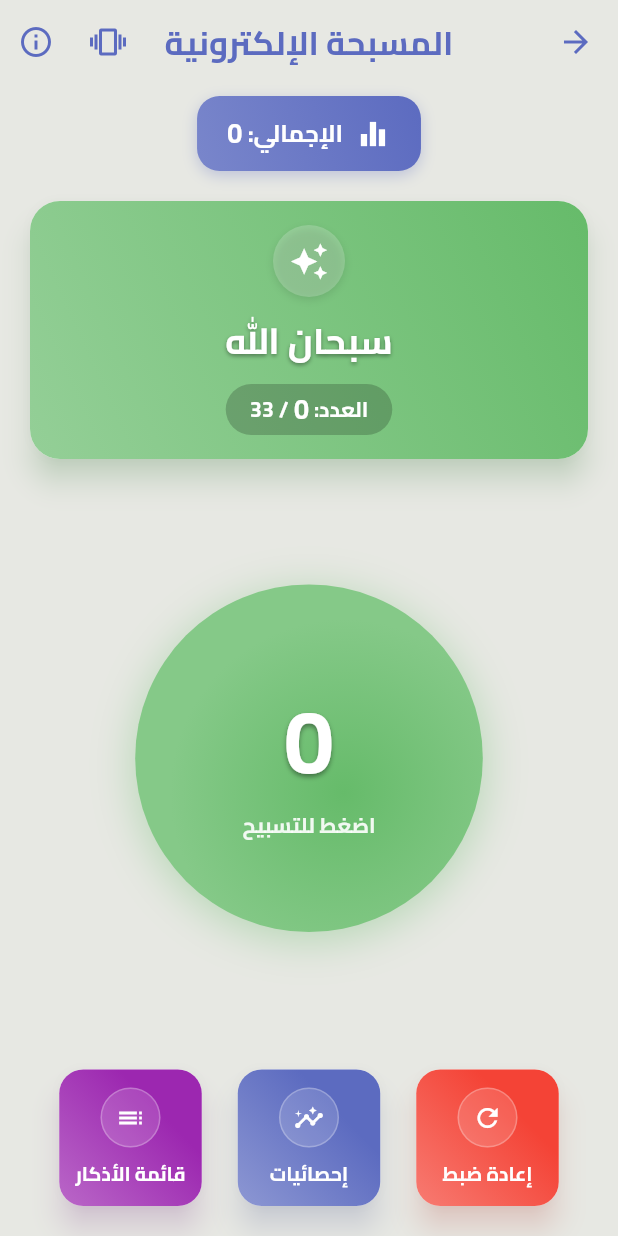
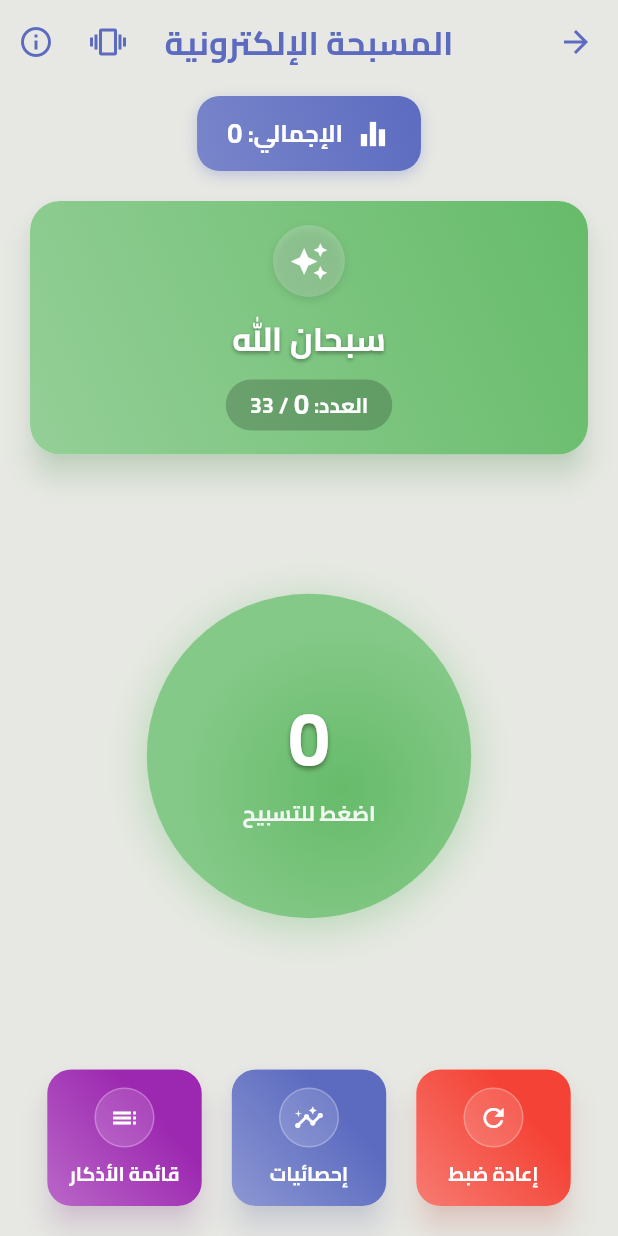
Before and after one commit to dr33awi/Tes, a Flutter app: the screen it shows after launch, after a tap on "المسبحة", on a phone screen of 412 x 824 dp. Run offline on Flutter 3.47's test engine with Material 3 defaults, Android fonts, the light colour scheme and no system bars; drawn by our look-alikes of animated_flip_counter; our stand-ins replace auto_size_text, flutter_onboarding_slider, flutter_screenutil, flutter_staggered_animations, google_fonts, hijri and 4 more; missing offline and left inert: circular_seek_bar.

Commit message:
تحديث الكود: وصف التعديل هنا

```diff
--- a/lib/main.dart
+++ b/lib/main.dart
@@ -1,14 +1,8 @@
 import 'package:flutter/material.dart';
 import 'package:flutter/services.dart';
 import 'package:flutter_localizations/flutter_localizations.dart';
-
-// ignore_for_file: unused_import
-
-import 'package:test_athkar_app/screens/athkarscreen/athkar_screen.dart';
-import 'package:test_athkar_app/screens/hijri_date_time_header/hijri_date_time_header.dart';
+import 'package:flutter_screenutil/flutter_screenutil.dart';
 import 'package:test_athkar_app/screens/home_screen/home_screen.dart';
-import 'package:test_athkar_app/models/daily_quote_model.dart';
-import 'package:test_athkar_app/services/daily_quote_service.dart';
 
 void main() {
   WidgetsFlutterBinding.ensureInitialized();
@@ -24,6 +18,12 @@ class MyApp extends StatelessWidget {
 
   @override
   Widget build(BuildContext context) {
+    return ScreenUtilInit(
+      // حجم التصميم الأصلي للتطبيق
+      designSize: const Size(360, 800),
+      minTextAdapt: true,
+      splitScreenMode: true,
+      builder: (context, child) {
         return MaterialApp(
           title: 'تطبيق الأذكار',
           debugShowCheckedModeBanner: false,
@@ -45,7 +45,7 @@ class MyApp extends StatelessWidget {
               background: const Color(0xFFE7E8E3),
             ),
             scaffoldBackgroundColor: const Color(0xFFE7E8E3),
-        fontFamily: 'Cairo', // Make sure to add this font in pubspec.yaml
+            fontFamily: 'Cairo',
             appBarTheme: const AppBarTheme(
               backgroundColor: Color(0xFF447055),
               centerTitle: true,
@@ -61,5 +61,7 @@ class MyApp extends StatelessWidget {
           ),
           home: const HomeScreen(),
         );
+      },
+    );
   }
 }
--- a/lib/screens/athkarscreen/tasbih_screen.dart
+++ b/lib/screens/athkarscreen/tasbih_screen.dart
@@ -9,6 +9,7 @@ import 'package:circular_seek_bar/circular_seek_bar.dart';
 import 'package:animated_flip_counter/animated_flip_counter.dart';
 import 'package:flutter/services.dart';
 import 'package:test_athkar_app/screens/home_screen/widgets/common/app_loading_indicator.dart';
+import 'package:flutter_screenutil/flutter_screenutil.dart';
 
 class TasbihScreen extends StatefulWidget {
   const TasbihScreen({Key? key}) : super(key: key);
@@ -938,7 +939,8 @@ class _TasbihScreenState extends State<TasbihScreen> with SingleTickerProviderSt
         onTap: onPressed,
         borderRadius: BorderRadius.circular(16),
         child: Container(
-          width: 95,
+          // تعديل للتوافق مع جميع الشاشات - تقليل العرض
+          width: MediaQuery.of(context).size.width * 0.25,
           padding: const EdgeInsets.symmetric(vertical: 12, horizontal: 8),
           decoration: BoxDecoration(
             borderRadius: BorderRadius.circular(16),
@@ -996,7 +998,7 @@ class _TasbihScreenState extends State<TasbihScreen> with SingleTickerProviderSt
   Widget build(BuildContext context) {
     // الحصول على حجم الشاشة
     final size = MediaQuery.of(context).size;
-    final double seekBarSize = size.width * 0.75;
+    final double seekBarSize = size.width * 0.7; // تقليل الحجم قليلاً
 
     if (_isLoading) {
       return Scaffold(
@@ -1109,9 +1111,9 @@ class _TasbihScreenState extends State<TasbihScreen> with SingleTickerProviderSt
                         children: [
                           const Icon(Icons.equalizer, color: Colors.white),
                           const SizedBox(width: 8),
-                          Text(
+                          const Text(
                             'الإجمالي: ',
-                            style: const TextStyle(
+                            style: TextStyle(
                               fontWeight: FontWeight.bold,
                               color: Colors.white,
                               fontSize: 16,
@@ -1180,11 +1182,13 @@ class _TasbihScreenState extends State<TasbihScreen> with SingleTickerProviderSt
                           ),
                           const SizedBox(height: 12),
                           // نص التسبيح
-                          Text(
+                          FittedBox(
+                            fit: BoxFit.scaleDown,
+                            child: Text(
                               _currentTasbih,
                               textAlign: TextAlign.center,
                               style: const TextStyle(
-                              fontSize: 24,
+                                fontSize: 22,
                                 color: Colors.white,
                                 fontWeight: FontWeight.bold,
                                 shadows: [
@@ -1196,6 +1200,7 @@ class _TasbihScreenState extends State<TasbihScreen> with SingleTickerProviderSt
                                 ],
                               ),
                             ),
+                          ),
                           const SizedBox(height: 12),
                           // العداد
                           Container(
@@ -1212,6 +1217,7 @@ class _TasbihScreenState extends State<TasbihScreen> with SingleTickerProviderSt
                                   style: TextStyle(
                                     color: Colors.white,
                                     fontWeight: FontWeight.bold,
+                                    fontSize: 14,
                                   ),
                                 ),
                                 AnimatedFlipCounter(
@@ -1228,6 +1234,7 @@ class _TasbihScreenState extends State<TasbihScreen> with SingleTickerProviderSt
                                   style: TextStyle(
                                     color: Colors.white,
                                     fontWeight: FontWeight.bold,
+                                    fontSize: 14,
                                   ),
                                 ),
                                 Text(
@@ -1235,6 +1242,7 @@ class _TasbihScreenState extends State<TasbihScreen> with SingleTickerProviderSt
                                   style: const TextStyle(
                                     color: Colors.white,
                                     fontWeight: FontWeight.bold,
+                                    fontSize: 14,
                                   ),
                                 ),
                               ],
@@ -1312,7 +1320,7 @@ class _TasbihScreenState extends State<TasbihScreen> with SingleTickerProviderSt
                                           duration: const Duration(milliseconds: 300),
                                           value: _counter,
                                           textStyle: const TextStyle(
-                                            fontSize: 60,
+                                            fontSize: 50, // تعديل حجم الخط
                                             fontWeight: FontWeight.bold,
                                             color: Colors.white,
                                             shadows: [
@@ -1346,9 +1354,12 @@ class _TasbihScreenState extends State<TasbihScreen> with SingleTickerProviderSt
                   ),
                 ),
 
-                // الأزرار بالألوان الجديدة وبتصميم متناسق
-                Padding(
+                // الأزرار
+                SafeArea(
+                  child: Padding(
                     padding: const EdgeInsets.all(16.0),
+                    child: SingleChildScrollView(
+                      scrollDirection: Axis.horizontal,
                       child: Row(
                         mainAxisAlignment: MainAxisAlignment.center,
                         children: [
@@ -1358,14 +1369,14 @@ class _TasbihScreenState extends State<TasbihScreen> with SingleTickerProviderSt
                             color: Colors.red,
                             onPressed: _resetCounter,
                           ),
-                      const SizedBox(width: 16),
+                          const SizedBox(width: 12),
                           _buildMatchingStyleButton(
                             icon: Icons.insights,
                             title: 'إحصائيات',
                             color: _buttonColor1,
                             onPressed: _showStatistics,
                           ),
-                      const SizedBox(width: 16),
+                          const SizedBox(width: 12),
                           _buildMatchingStyleButton(
                             icon: Icons.list,
                             title: 'قائمة الأذكار',
@@ -1373,6 +1384,8 @@ class _TasbihScreenState extends State<TasbihScreen> with SingleTickerProviderSt
                             onPressed: () => _showTasbihList(context),
                           ),
                         ],
+                      ),
+                    ),
                   ),
                 ),
               ],
@@ -1539,7 +1552,7 @@ class _TasbihScreenState extends State<TasbihScreen> with SingleTickerProviderSt
                                           Row(
                                             children: [
                                               Container(
-                                                padding: EdgeInsets.symmetric(horizontal: 8, vertical: 2),
+                                                padding: const EdgeInsets.symmetric(horizontal: 8, vertical: 2),
                                                 decoration: BoxDecoration(
                                                   color: isSelected ? tasbih['color'].withOpacity(0.1) : Colors.grey.shade100,
                                                   borderRadius: BorderRadius.circular(30),
```
Lines whose indentation alone changed are shown as unchanged.
